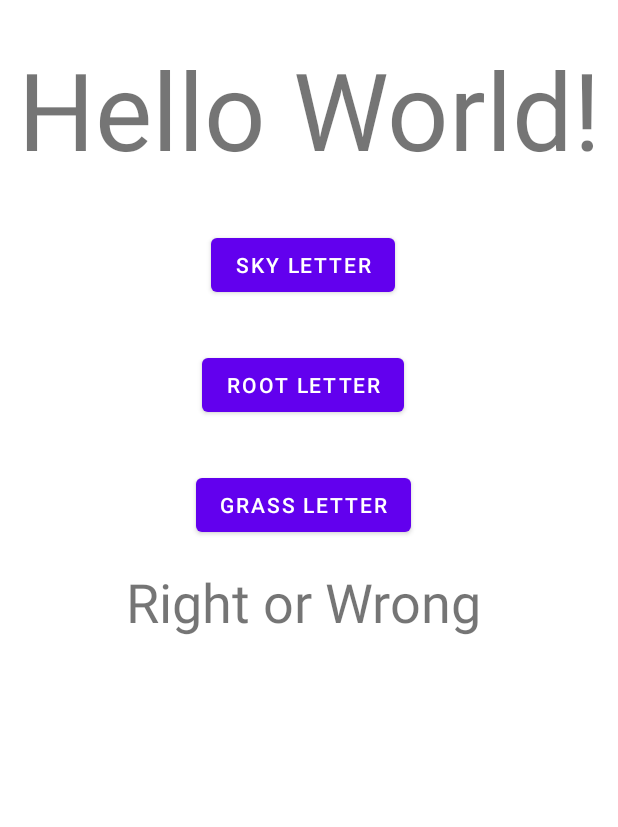
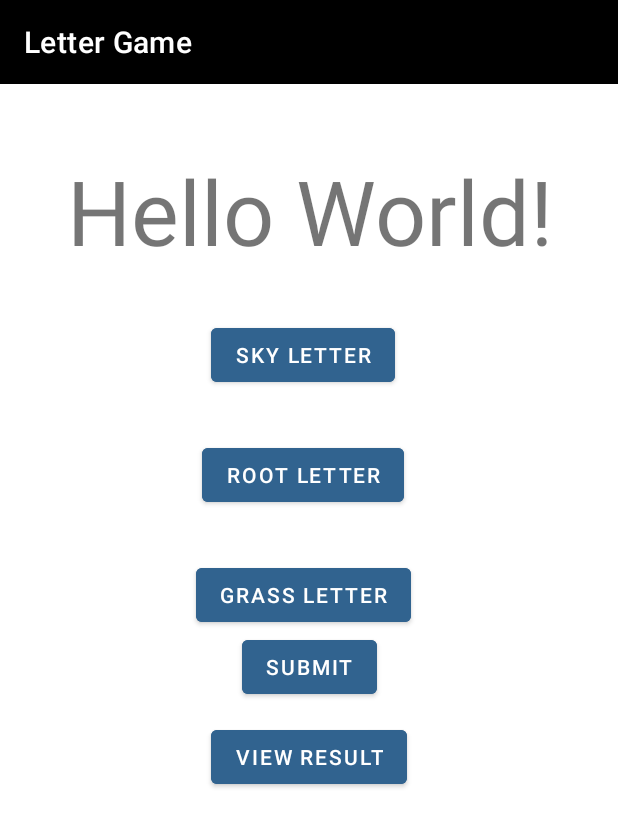
Before and after one commit to UsmanGhias/androidGameDevelopment, an Android app: the layout activity_main.xml on its own in the app's theme, with its tools: preview values and no code run, on a phone screen of 412 x 824 dp. Shown: the top 827 px of the screen. Run offline under Robolectric (Android 15) with nearby library versions, the phone set to English and light mode, and no system bars.

Commit message:
Activity main updated

```diff
--- a/LetterGame/app/src/main/res/layout-land/activity_main.xml
+++ b/LetterGame/app/src/main/res/layout-land/activity_main.xml
@@ -10,11 +10,11 @@
         android:id="@+id/letter_text_view"
         android:layout_width="wrap_content"
         android:layout_height="wrap_content"
-        android:layout_marginStart="32dp"
-        android:layout_marginTop="16dp"
+        android:layout_marginTop="100dp"
         android:gravity="center"
         android:text="Hello World!"
-        android:textSize="72sp"
+        android:textSize="60sp"
+        app:layout_constraintEnd_toEndOf="parent"
         app:layout_constraintStart_toStartOf="parent"
         app:layout_constraintTop_toTopOf="parent" />
 
@@ -22,19 +22,23 @@
         android:id="@+id/sky_button"
         android:layout_width="wrap_content"
         android:layout_height="wrap_content"
-        android:layout_marginTop="16dp"
+        android:layout_marginTop="32dp"
         android:layout_marginEnd="8dp"
+        android:backgroundTint="#31638F"
         android:text="Sky Letter"
+        android:textColor="@color/white"
         app:layout_constraintEnd_toEndOf="parent"
         app:layout_constraintStart_toStartOf="parent"
-        app:layout_constraintTop_toTopOf="parent" />
+        app:layout_constraintTop_toBottomOf="@id/letter_text_view" />
 
     <Button
         android:id="@+id/root_button"
         android:layout_width="wrap_content"
         android:layout_height="wrap_content"
         android:layout_marginTop="32dp"
+        android:backgroundTint="#31638F"
         android:text="Root Letter"
+        android:textColor="@color/white"
         app:layout_constraintEnd_toEndOf="@+id/sky_button"
         app:layout_constraintStart_toStartOf="@+id/sky_button"
         app:layout_constraintTop_toBottomOf="@+id/sky_button" />
@@ -44,20 +48,45 @@
         android:layout_width="wrap_content"
         android:layout_height="wrap_content"
         android:layout_marginTop="32dp"
+        android:backgroundTint="#31638F"
         android:text="Grass Letter"
+        android:textColor="@color/white"
         app:layout_constraintEnd_toEndOf="@+id/root_button"
         app:layout_constraintStart_toStartOf="@+id/root_button"
         app:layout_constraintTop_toBottomOf="@+id/root_button" />
 
-    <TextView
-        android:id="@+id/answer_text_view"
+    <Button
+        android:id="@+id/submit"
         android:layout_width="wrap_content"
         android:layout_height="wrap_content"
-        android:layout_marginTop="16dp"
-        android:gravity="center"
-        android:text="Right or Wrong"
-        android:textSize="36sp"
-        app:layout_constraintEnd_toEndOf="@+id/grass_button"
-        app:layout_constraintStart_toStartOf="@+id/grass_button"
+        android:layout_marginTop="32dp"
+        android:backgroundTint="#31638F"
+        android:text="Submit"
+        android:textColor="@color/white"
+        app:layout_constraintEnd_toEndOf="parent"
+        app:layout_constraintStart_toStartOf="parent"
         app:layout_constraintTop_toBottomOf="@+id/grass_button" />
+
+    <TextView
+        android:id="@+id/submission"
+        android:layout_width="wrap_content"
+        android:layout_height="wrap_content"
+        android:layout_marginTop="32dp"
+        android:text=""
+        app:layout_constraintEnd_toEndOf="parent"
+        app:layout_constraintStart_toStartOf="parent"
+        app:layout_constraintTop_toBottomOf="@+id/submit" />
+
+    <Button
+        android:id="@+id/button2"
+        android:layout_width="wrap_content"
+        android:layout_height="wrap_content"
+        android:backgroundTint="#31638F"
+        android:textColor="@color/white"
+        android:layout_marginTop="60dp"
+        android:text="View Result"
+        app:layout_constraintEnd_toEndOf="parent"
+        app:layout_constraintStart_toStartOf="parent"
+        app:layout_constraintTop_toBottomOf="@+id/grass_button" />
+
 </androidx.constraintlayout.widget.ConstraintLayout>
--- a/LetterGame/app/src/main/res/layout/activity_main.xml
+++ b/LetterGame/app/src/main/res/layout/activity_main.xml
@@ -1,7 +1,43 @@
 <?xml version="1.0" encoding="utf-8"?>
-<androidx.constraintlayout.widget.ConstraintLayout xmlns:android="http://schemas.android.com/apk/res/android"
+<androidx.drawerlayout.widget.DrawerLayout xmlns:android="http://schemas.android.com/apk/res/android"
     xmlns:app="http://schemas.android.com/apk/res-auto"
     xmlns:tools="http://schemas.android.com/tools"
+    android:id="@+id/drawer"
+    android:layout_width="match_parent"
+    android:layout_height="match_parent"
+    tools:openDrawer="end"
+    tools:context=".MainActivity">
+
+    <LinearLayout
+        android:layout_width="match_parent"
+        android:layout_height="match_parent"
+        android:orientation="vertical">
+
+        <androidx.appcompat.widget.Toolbar
+            android:id="@+id/toolbar"
+            android:layout_width="match_parent"
+            android:layout_height="wrap_content"
+            android:background="@color/black"
+            app:title="Letter Game"
+            app:titleTextColor="@color/cardview_light_background" />
+
+        <FrameLayout
+            android:id="@+id/fragment_container"
+            android:layout_width="match_parent"
+            android:layout_height="match_parent" />
+
+    </LinearLayout>
+
+    <com.google.android.material.navigation.NavigationView
+        android:id="@+id/nav_view"
+        android:layout_width="wrap_content"
+        android:layout_height="match_parent"
+        android:layout_gravity="start"
+        app:headerLayout="@layout/header"
+        app:menu="@menu/main_menu"
+        tools:ignore="MissingConstraints" />
+
+    <androidx.constraintlayout.widget.ConstraintLayout
         android:layout_width="match_parent"
 android:layout_height="match_parent"
 tools:context=".MainActivity">
@@ -10,10 +46,10 @@
     android:id="@+id/letter_text_view"
     android:layout_width="wrap_content"
     android:layout_height="wrap_content"
-        android:layout_marginTop="24dp"
+    android:layout_marginTop="100dp"
     android:gravity="center"
     android:text="Hello World!"
-        android:textSize="72sp"
+    android:textSize="60sp"
     app:layout_constraintEnd_toEndOf="parent"
     app:layout_constraintStart_toStartOf="parent"
     app:layout_constraintTop_toTopOf="parent" />
@@ -24,7 +60,9 @@
     android:layout_height="wrap_content"
     android:layout_marginTop="32dp"
     android:layout_marginEnd="8dp"
+    android:backgroundTint="#31638F"
     android:text="Sky Letter"
+    android:textColor="@color/white"
     app:layout_constraintEnd_toEndOf="parent"
     app:layout_constraintStart_toStartOf="parent"
     app:layout_constraintTop_toBottomOf="@id/letter_text_view" />
@@ -34,7 +72,9 @@
     android:layout_width="wrap_content"
     android:layout_height="wrap_content"
     android:layout_marginTop="32dp"
+    android:backgroundTint="#31638F"
     android:text="Root Letter"
+    android:textColor="@color/white"
     app:layout_constraintEnd_toEndOf="@+id/sky_button"
     app:layout_constraintStart_toStartOf="@+id/sky_button"
     app:layout_constraintTop_toBottomOf="@+id/sky_button" />
@@ -44,20 +84,45 @@
     android:layout_width="wrap_content"
     android:layout_height="wrap_content"
     android:layout_marginTop="32dp"
+    android:backgroundTint="#31638F"
     android:text="Grass Letter"
+    android:textColor="@color/white"
     app:layout_constraintEnd_toEndOf="@+id/root_button"
     app:layout_constraintStart_toStartOf="@+id/root_button"
     app:layout_constraintTop_toBottomOf="@+id/root_button" />
 
-    <TextView
-        android:id="@+id/answer_text_view"
+        <Button
+            android:id="@+id/submit"
             android:layout_width="wrap_content"
             android:layout_height="wrap_content"
-        android:layout_marginTop="16dp"
-        android:gravity="center"
-        android:text="Right or Wrong"
-        android:textSize="36sp"
-        app:layout_constraintEnd_toEndOf="@+id/grass_button"
-        app:layout_constraintStart_toStartOf="@+id/grass_button"
+            android:backgroundTint="#31638F"
+            android:text="Submit"
+            android:textColor="@color/white"
+            app:layout_constraintEnd_toEndOf="parent"
+            app:layout_constraintStart_toStartOf="parent"
             app:layout_constraintTop_toBottomOf="@+id/grass_button" />
+
+<TextView
+    android:id="@+id/submission"
+    android:layout_width="wrap_content"
+    android:layout_height="wrap_content"
+    android:layout_marginTop="32dp"
+    android:text=""
+    app:layout_constraintEnd_toEndOf="parent"
+    app:layout_constraintStart_toStartOf="parent"
+    app:layout_constraintTop_toBottomOf="@+id/submit" />
+
+<Button
+    android:id="@+id/button2"
+    android:layout_width="wrap_content"
+    android:layout_height="wrap_content"
+    android:backgroundTint="#31638F"
+    android:textColor="@color/white"
+    android:layout_marginTop="60dp"
+    android:text="View Result"
+    app:layout_constraintEnd_toEndOf="parent"
+    app:layout_constraintStart_toStartOf="parent"
+    app:layout_constraintTop_toBottomOf="@+id/grass_button" />
+
 </androidx.constraintlayout.widget.ConstraintLayout>
+</androidx.drawerlayout.widget.DrawerLayout>
```
Lines whose indentation alone changed are shown as unchanged.
